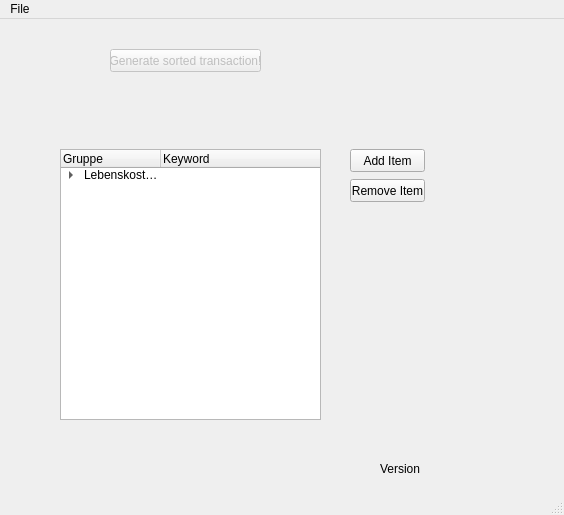
First picture: the form in SortVBTransactions-src/SortVBTransactions/mainwindow.ui, repository Railus/SortVBTransactions, before the edit.
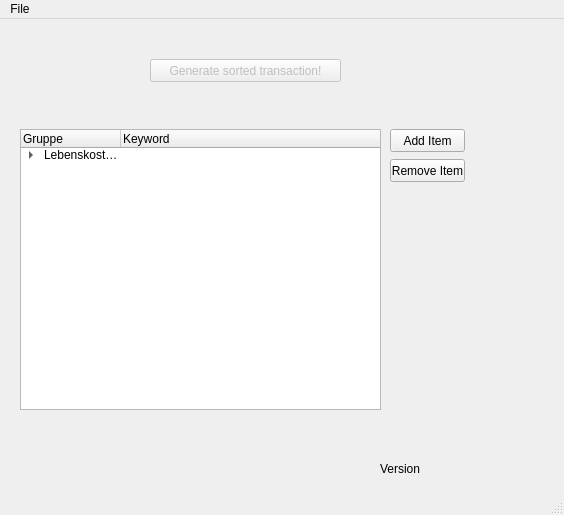
Second picture: the form after the edit.

The edit to the form file:
```diff
--- a/SortVBTransactions-src/SortVBTransactions/mainwindow.ui
+++ b/SortVBTransactions-src/SortVBTransactions/mainwindow.ui
@@ -23,9 +23,9 @@
     </property>
     <property name="geometry">
      <rect>
-      <x>110</x>
-      <y>30</y>
-      <width>151</width>
+      <x>150</x>
+      <y>40</y>
+      <width>191</width>
       <height>23</height>
      </rect>
     </property>
@@ -49,10 +49,10 @@
    <widget class="QTreeWidget" name="treeWidget">
     <property name="geometry">
      <rect>
-      <x>60</x>
-      <y>130</y>
-      <width>261</width>
-      <height>271</height>
+      <x>20</x>
+      <y>110</y>
+      <width>361</width>
+      <height>281</height>
      </rect>
     </property>
     <column>
@@ -88,8 +88,8 @@
    <widget class="QPushButton" name="addButton">
     <property name="geometry">
      <rect>
-      <x>350</x>
-      <y>130</y>
+      <x>390</x>
+      <y>110</y>
       <width>75</width>
       <height>23</height>
      </rect>
@@ -101,8 +101,8 @@
    <widget class="QPushButton" name="removeButton">
     <property name="geometry">
      <rect>
-      <x>350</x>
-      <y>160</y>
+      <x>390</x>
+      <y>140</y>
       <width>75</width>
       <height>23</height>
      </rect>
```
